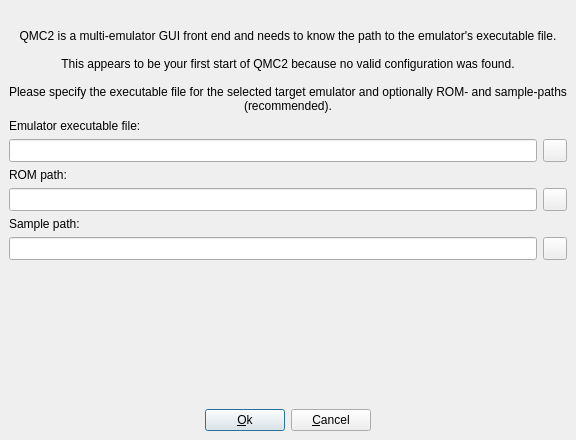
Above: welcome.ui from qmc2/qmc2-mame-fe before the change. Below: the same form after it.
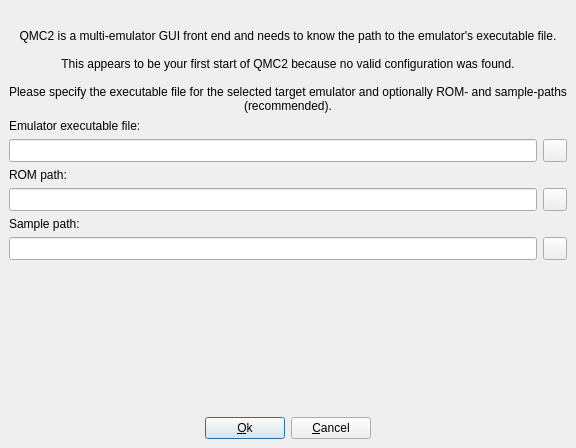
That is the form after the change. Icons and pictures are not drawn.

Diff of the .ui file:
```diff
--- a/welcome.ui
+++ b/welcome.ui
@@ -1,13 +1,13 @@
 <ui version="4.0" >
  <author>R. Reucher</author>
  <class>Welcome</class>
- <widget class="QDialog" name="Welcome" >
-  <property name="geometry" >
+ <widget class="QDialog" name="Welcome">
+  <property name="geometry">
    <rect>
     <x>0</x>
     <y>0</y>
     <width>417</width>
-    <height>440</height>
+    <height>448</height>
    </rect>
   </property>
   <property name="windowTitle" >
@@ -214,7 +214,7 @@
    </item>
   </layout>
  </widget>
- <layoutdefault spacing="6" margin="9" />
+ <layoutdefault spacing="6" margin="9"/>
  <tabstops>
   <tabstop>lineEditExecutableFile</tabstop>
   <tabstop>toolButtonBrowseExecutableFile</tabstop>
```
Left out of the diff: 153 changed lines with no effect on the pictures.
